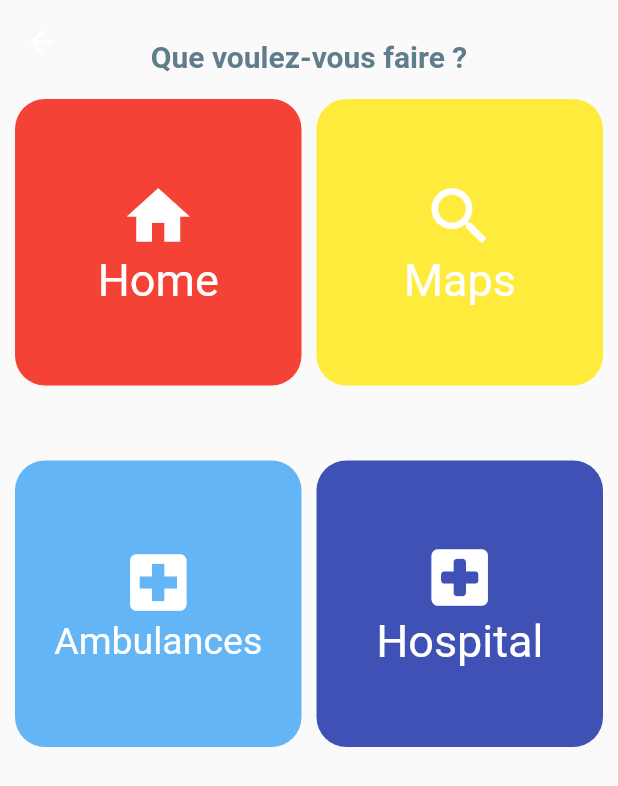
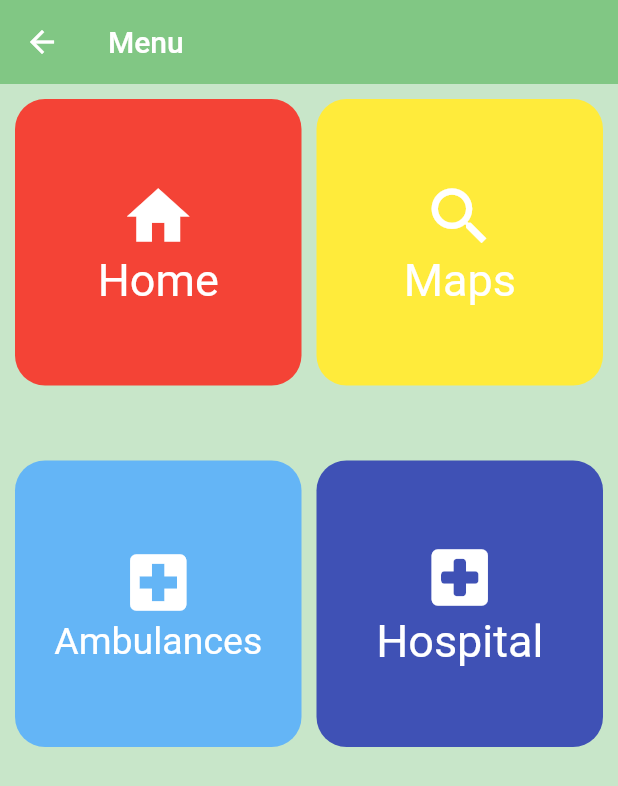
Before and after one commit to timite12345/Driver_app_V, a Flutter app: the ChoixPage screen opened directly, on a phone screen of 412 x 824 dp. Shown: the top 786 px of the screen. Run offline on Flutter 3.47's test engine with Material 2 defaults, Android fonts, the phone set to English and light mode, and no system bars; our stand-ins replace firebase_auth, firebase_core, firebase_messaging, fluttertoast, font_awesome_flutter, google_fonts and 3 more; missing offline and left inert: flutter_google_places_hoc081098, google_api_headers, google_maps_webservice; accounts and stored records are empty; Roboto replaces fonts that are missing (Ubuntu).

Commit message:
first commit

```diff
--- a/Driver_app-main/lib/ChoixPage.dart
+++ b/Driver_app-main/lib/ChoixPage.dart
@@ -1,3 +1,4 @@
+import 'package:driver_app/MenuPage.dart';
 import 'package:firebase_auth/firebase_auth.dart';
 import 'package:google_fonts/google_fonts.dart';
 import 'package:shared_preferences/shared_preferences.dart';
@@ -25,20 +26,11 @@ class _ChoixPageState extends State<ChoixPage> {
   Widget build(BuildContext context) {
     return Scaffold(
       appBar: AppBar(
+        title: Text('Menu'),
+        backgroundColor: Colors.green[300],
         elevation: 0,
-        automaticallyImplyLeading: true,
-        backgroundColor: Colors.white.withOpacity(0),
-        centerTitle: true,
-        title: Container(
-          margin: const EdgeInsets.only(top: 20),
-          child: Text("Que voulez-vous faire ?",
-              style: GoogleFonts.ubuntu(
-                color: Colors.blueGrey,
-                fontWeight: FontWeight.bold,
-                fontSize: 20,
-              )),
-        ),
       ),
+      backgroundColor: Colors.green[100],
       body: Container(
         child: Padding(
           padding: const EdgeInsets.all(10.0),
@@ -124,8 +116,8 @@ class _ChoixPageState extends State<ChoixPage> {
               ),
               InkWell(
                 onTap: () {
-                  Navigator.push(context,
-                      MaterialPageRoute(builder: (context) => SocialPage()));
+                  Navigator.push(
+                      context, MaterialPageRoute(builder: (context) => Menu()));
                 },
                 child: Container(
                   decoration: BoxDecoration(
--- /dev/null
+++ b/Driver_app-main/lib/MenuPage.dart
@@ -0,0 +1,22 @@
+import 'package:flutter/material.dart';
+
+class Menu extends StatefulWidget {
+  const Menu({super.key});
+
+  @override
+  State<Menu> createState() => _MenuState();
+}
+
+class _MenuState extends State<Menu> {
+  @override
+  Widget build(BuildContext context) {
+    return Scaffold(
+      appBar: AppBar(
+        title: Text('Menu'),
+        backgroundColor: Colors.green,
+        elevation: 0,
+      ),
+      backgroundColor: Colors.green[100],
+    );
+  }
+}
```
